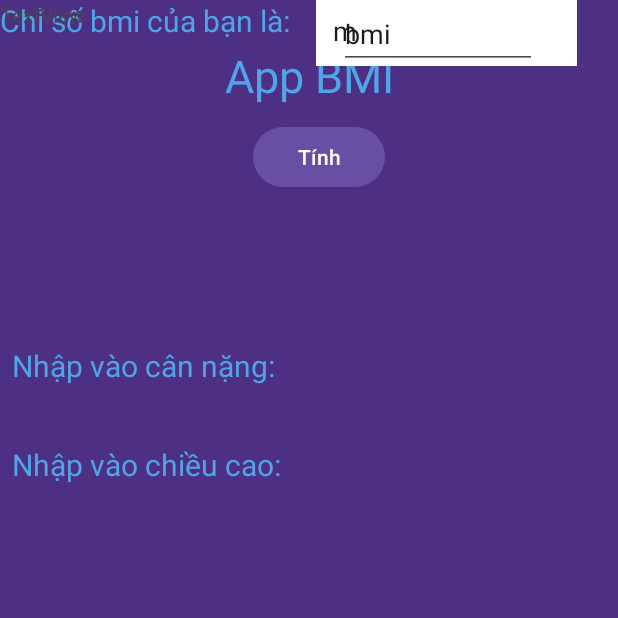
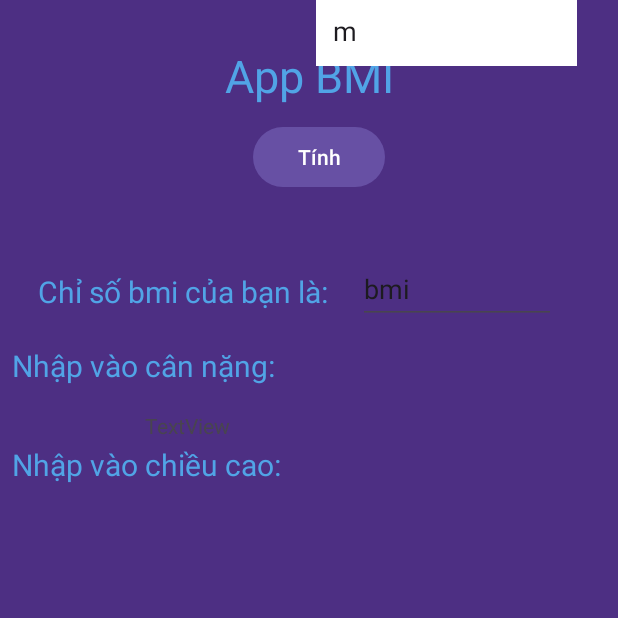
Before and after one commit to ngotrongtin/63131452_AndroidProgramming, an Android app: the screen it shows after launch (MainActivity), on a phone screen of 412 x 824 dp, the top half of it. Run offline under Robolectric (Android 15) with nearby library versions, the phone set to English and light mode, and no system bars.

Commit message:
cau 2 constraints

```diff
--- a/ntu_63131452/Cau2_AppBMI/app/src/main/res/layout/activity_main.xml
+++ b/ntu_63131452/Cau2_AppBMI/app/src/main/res/layout/activity_main.xml
@@ -89,32 +89,39 @@
         android:id="@+id/textView6"
         android:layout_width="wrap_content"
         android:layout_height="wrap_content"
+        android:layout_marginStart="25dp"
+        android:layout_marginTop="52dp"
         android:text="Chỉ số bmi của bạn là:"
         android:textColor="#51A4E6"
         android:textSize="20dp"
-        tools:layout_editor_absoluteX="25dp"
-        tools:layout_editor_absoluteY="469dp" />
+        app:layout_constraintStart_toStartOf="parent"
+        app:layout_constraintTop_toBottomOf="@+id/btn_cal" />
 
     <EditText
         android:id="@+id/editTextText3"
         android:layout_width="132dp"
         android:layout_height="46dp"
         android:layout_marginStart="18dp"
+        android:layout_marginTop="41dp"
         android:layout_marginEnd="39dp"
         android:ems="10"
         android:inputType="text"
         android:text="bmi"
         app:layout_constraintEnd_toEndOf="parent"
         app:layout_constraintStart_toEndOf="@+id/textView6"
-        tools:layout_editor_absoluteY="458dp" />
+        app:layout_constraintTop_toBottomOf="@+id/btn_cal" />
 
     <TextView
         android:id="@+id/textView7"
         android:layout_width="222dp"
         android:layout_height="66dp"
+        android:layout_marginStart="96dp"
+        android:layout_marginTop="58dp"
+        android:layout_marginEnd="93dp"
         android:text="TextView"
         android:visibility="visible"
-        tools:layout_editor_absoluteX="96dp"
-        tools:layout_editor_absoluteY="562dp" />
+        app:layout_constraintEnd_toEndOf="parent"
+        app:layout_constraintStart_toStartOf="parent"
+        app:layout_constraintTop_toBottomOf="@+id/editTextText3" />
 
 </androidx.constraintlayout.widget.ConstraintLayout>
```
